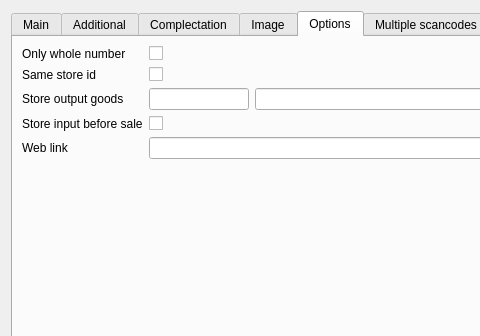
This is Editors/ce5goods.ui in End1-1/Cafe5 as Qt 5 draws it before an edit; both pictures show x 0 to 480 and y 0 to 336 of the 848 by 522 pixel window. The edited form follows.
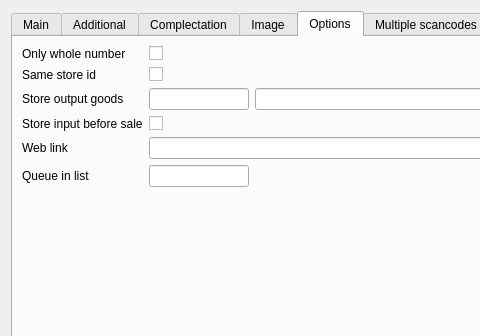
This is the edited form. The open tabs and pages were chosen to show the change. Icons and pictures are not drawn. Custom widgets are drawn as their Qt base class.

```diff
--- a/Editors/ce5goods.ui
+++ b/Editors/ce5goods.ui
@@ -1457,19 +1457,6 @@
          </property>
         </widget>
        </item>
-       <item row="5" column="1">
-        <spacer name="verticalSpacer">
-         <property name="orientation">
-          <enum>Qt::Vertical</enum>
-         </property>
-         <property name="sizeHint" stdset="0">
-          <size>
-           <width>20</width>
-           <height>40</height>
-          </size>
-         </property>
-        </spacer>
-       </item>
        <item row="0" column="0">
         <widget class="QLabel" name="label_7">
          <property name="text">
@@ -1500,6 +1487,19 @@
          </property>
         </widget>
        </item>
+       <item row="6" column="1">
+        <spacer name="verticalSpacer">
+         <property name="orientation">
+          <enum>Qt::Vertical</enum>
+         </property>
+         <property name="sizeHint" stdset="0">
+          <size>
+           <width>20</width>
+           <height>40</height>
+          </size>
+         </property>
+        </spacer>
+       </item>
        <item row="4" column="3">
         <spacer name="horizontalSpacer">
          <property name="orientation">
@@ -1580,6 +1580,29 @@
          </property>
         </widget>
        </item>
+       <item row="5" column="0">
+        <widget class="QLabel" name="label_14">
+         <property name="text">
+          <string>Queue in list</string>
+         </property>
+        </widget>
+       </item>
+       <item row="5" column="1">
+        <widget class="C5LineEditWithSelector" name="leStoreId_2">
+         <property name="maximumSize">
+          <size>
+           <width>100</width>
+           <height>16777215</height>
+          </size>
+         </property>
+         <property name="Field" stdset="0">
+          <string>f_queue</string>
+         </property>
+         <property name="Type" stdset="0">
+          <number>1</number>
+         </property>
+        </widget>
+       </item>
       </layout>
      </widget>
      <widget class="QWidget" name="tab_5">
```
Left out of the diff: 84 changed lines with no effect on the pictures.
